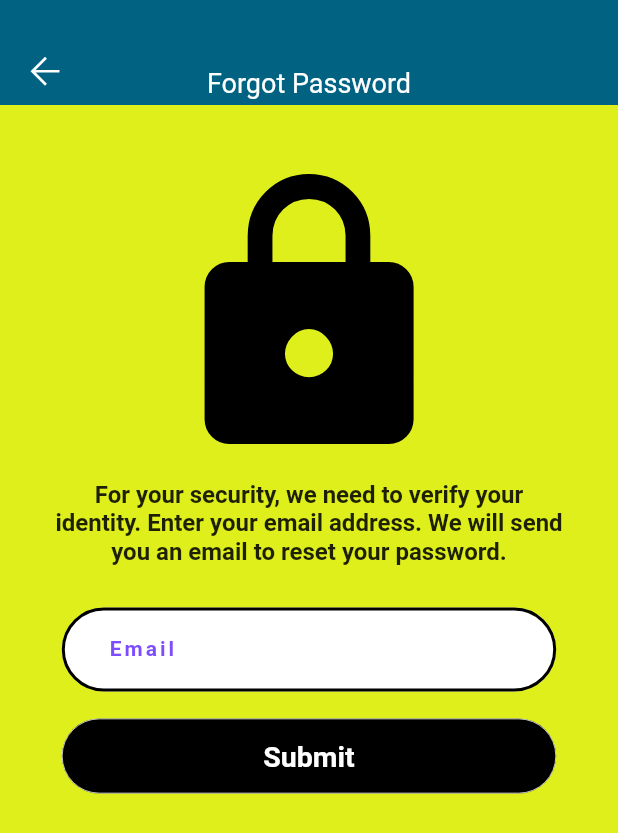
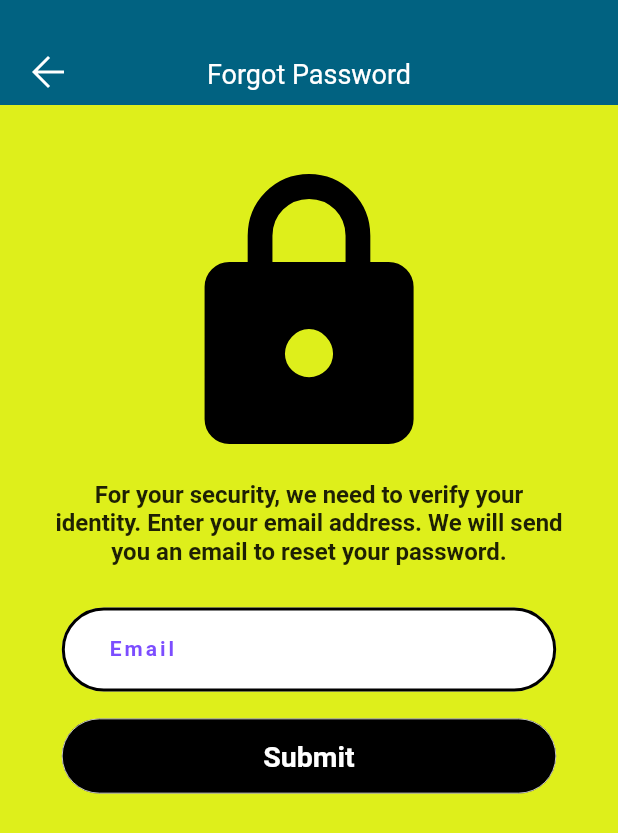
Before and after one commit to kuberspace-com/flutter-app, a Flutter app: the ForgotPassword screen opened by its route, on a phone screen of 412 x 824 dp. Shown: the top 833 px of the screen. Run offline on Flutter 3.47's test engine with Material 2 defaults, Android fonts, the phone set to English and light mode, and no system bars; our stand-ins replace flutter_svg; missing offline and left inert: dart:ffi.

Commit message:
fixed bug where back button was not working when clicked

```diff
--- a/lib/components/nav_bar.dart
+++ b/lib/components/nav_bar.dart
@@ -6,8 +6,9 @@ class NavBar extends StatelessWidget {
 
   final Widget svgIcon = SvgPicture.asset(
     'assets/arrow.svg',
-    width: 40,
-    height: 40,
+    width: 55,
+    height: 55,
+    alignment: Alignment.center,
     colorFilter: const ColorFilter.mode(Colors.white, BlendMode.srcIn),
   );
 
@@ -16,26 +17,29 @@ class NavBar extends StatelessWidget {
     return Container(
       width: MediaQuery.of(context).size.width,
       height: 70,
+      alignment: Alignment.bottomCenter,
       color: const Color.fromRGBO(1, 98, 129, 1),
       child: Stack(
-        alignment: AlignmentDirectional.bottomStart,
         children: [
-          SizedBox(
-              width: 60,
-              height: 45,
+          Positioned(
+              left: 8,
+              top: 24,
               child: IconButton(
+                alignment: Alignment.center,
                 onPressed: () {
                   Navigator.pushNamed(context, "/login");
                 },
-                  icon: svgIcon)),
-          SizedBox(
-              height: 25,
-              width: MediaQuery.of(context).size.width,
-              child: const Text(
+                icon: svgIcon,
+              )),
+          const Align(
+              alignment: Alignment.bottomCenter,
+              child: Padding(
+                  padding: EdgeInsets.fromLTRB(0, 0, 0, 10),
+                  child: Text(
                     "Forgot Password",
                     textAlign: TextAlign.center,
                     style: TextStyle(color: Colors.white, fontSize: 18),
-              ))
+                  )))
         ],
       ),
     );
```
Lines whose indentation alone changed are shown as unchanged.
